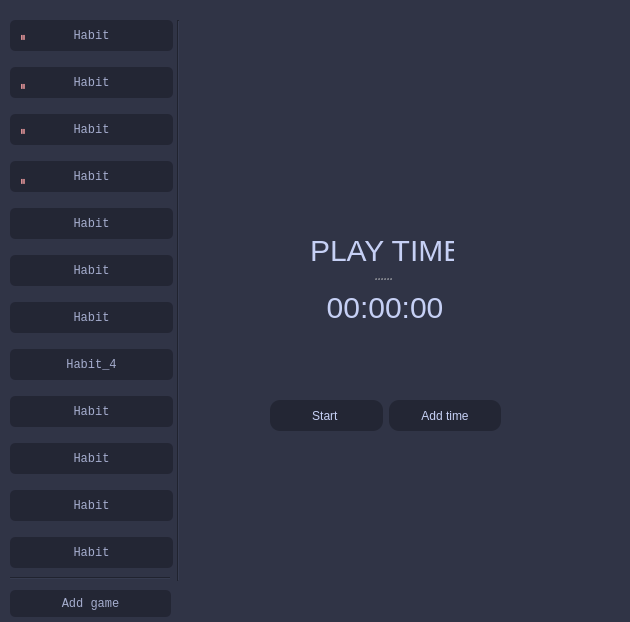
Old version of the form mainwind.ui in the repository gluoniuum/TimeInRep.
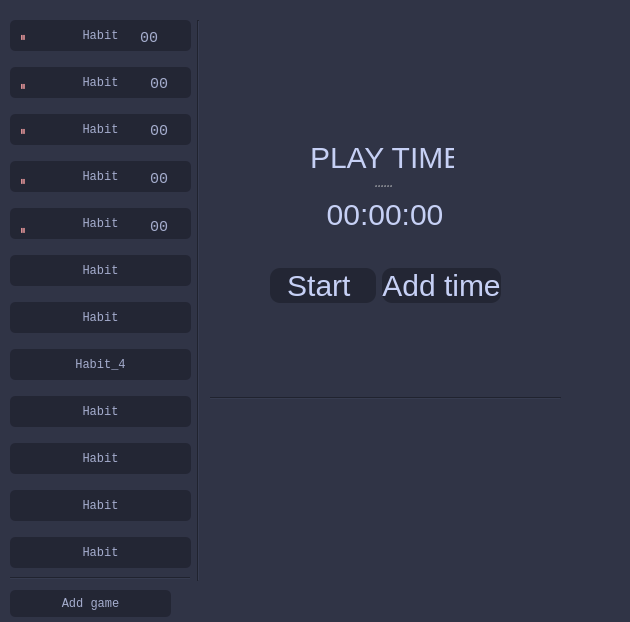
New version of the form.

Commit message: super big push

```diff
--- a/mainwind.ui
+++ b/mainwind.ui
@@ -75,46 +75,11 @@
      <property name="frameShadow">
       <enum>QFrame::Raised</enum>
      </property>
-     <widget class="QSplitter" name="splitter">
-      <property name="enabled">
-       <bool>false</bool>
-      </property>
-      <property name="geometry">
-       <rect>
-        <x>70</x>
-        <y>53</y>
-        <width>144</width>
-        <height>111</height>
-       </rect>
-      </property>
-      <property name="orientation">
-       <enum>Qt::Vertical</enum>
-      </property>
-      <widget class="QLabel" name="label">
-       <property name="styleSheet">
-        <string notr="true">color: #c6d0f5;
-font-size: 30px</string>
-       </property>
-       <property name="text">
-        <string>PLAY TIME</string>
-       </property>
-      </widget>
-      <widget class="QLabel" name="label_2">
-       <property name="styleSheet">
-        <string notr="true">color: #c6d0f5;
-font-size: 30px</string>
-       </property>
-       <property name="text">
-        <string>  00:00:00</string>
-       </property>
-      </widget>
-     </widget>
-    </widget>
     <widget class="QWidget" name="layoutWidget">
      <property name="geometry">
       <rect>
-       <x>260</x>
-       <y>380</y>
+        <x>30</x>
+        <y>80</y>
        <width>231</width>
        <height>71</height>
       </rect>
@@ -182,12 +147,13 @@
       </item>
      </layout>
     </widget>
+    </widget>
     <widget class="Line" name="line">
      <property name="geometry">
       <rect>
        <x>0</x>
        <y>570</y>
-       <width>171</width>
+       <width>191</width>
        <height>16</height>
       </rect>
      </property>
@@ -198,7 +164,7 @@
     <widget class="Line" name="line_2">
      <property name="geometry">
       <rect>
-       <x>160</x>
+       <x>180</x>
        <y>20</y>
        <width>16</width>
        <height>561</height>
@@ -213,7 +179,7 @@
       <rect>
        <x>0</x>
        <y>20</y>
-       <width>163</width>
+       <width>181</width>
        <height>31</height>
       </rect>
      </property>
@@ -225,7 +191,7 @@
        <enum>QLayout::SetMinimumSize</enum>
       </property>
       <item>
-       <widget class="QPushButton" name="pushButton_9">
+       <widget class="QPushButton" name="habit">
         <property name="minimumSize">
          <size>
           <width>161</width>
@@ -244,7 +210,7 @@
        </widget>
       </item>
       <item>
-       <widget class="QPushButton" name="pushButton_10">
+       <widget class="QPushButton" name="habit_2">
         <property name="minimumSize">
          <size>
           <width>161</width>
@@ -263,7 +229,7 @@
        </widget>
       </item>
       <item>
-       <widget class="QPushButton" name="pushButton_11">
+       <widget class="QPushButton" name="habit_3">
         <property name="minimumSize">
          <size>
           <width>161</width>
@@ -282,7 +248,7 @@
        </widget>
       </item>
       <item>
-       <widget class="QPushButton" name="pushButton_12">
+       <widget class="QPushButton" name="habit_4">
         <property name="minimumSize">
          <size>
           <width>161</width>
@@ -301,7 +267,7 @@
        </widget>
       </item>
       <item>
-       <widget class="QPushButton" name="pushButton_13">
+       <widget class="QPushButton" name="habit_5">
         <property name="minimumSize">
          <size>
           <width>161</width>
@@ -320,7 +286,7 @@
        </widget>
       </item>
       <item>
-       <widget class="QPushButton" name="pushButton_2">
+       <widget class="QPushButton" name="habit_6">
         <property name="minimumSize">
          <size>
           <width>161</width>
@@ -339,7 +305,7 @@
        </widget>
       </item>
       <item>
-       <widget class="QPushButton" name="pushButton_3">
+       <widget class="QPushButton" name="habit_7">
         <property name="minimumSize">
          <size>
           <width>161</width>
@@ -358,7 +324,7 @@
        </widget>
       </item>
       <item>
-       <widget class="QPushButton" name="pushButton_4">
+       <widget class="QPushButton" name="habit_8">
         <property name="minimumSize">
          <size>
           <width>161</width>
@@ -377,7 +343,7 @@
        </widget>
       </item>
       <item>
-       <widget class="QPushButton" name="pushButton_5">
+       <widget class="QPushButton" name="habit_9">
         <property name="minimumSize">
          <size>
           <width>161</width>
@@ -396,7 +362,7 @@
        </widget>
       </item>
       <item>
-       <widget class="QPushButton" name="pushButton_8">
+       <widget class="QPushButton" name="habit_10">
         <property name="minimumSize">
          <size>
           <width>161</width>
@@ -415,7 +381,7 @@
        </widget>
       </item>
       <item>
-       <widget class="QPushButton" name="pushButton_6">
+       <widget class="QPushButton" name="habit_11">
         <property name="minimumSize">
          <size>
           <width>161</width>
@@ -434,7 +400,7 @@
        </widget>
       </item>
       <item>
-       <widget class="QPushButton" name="pushButton_7">
+       <widget class="QPushButton" name="habit_12">
         <property name="minimumSize">
          <size>
           <width>161</width>
@@ -454,7 +420,7 @@
       </item>
      </layout>
     </widget>
-    <widget class="QLabel" name="label_3">
+    <widget class="QLabel" name="statusOn_1">
      <property name="geometry">
       <rect>
        <x>10</x>
@@ -471,7 +437,7 @@
       <string>⏸️</string>
      </property>
     </widget>
-    <widget class="QLabel" name="label_4">
+    <widget class="QLabel" name="statusOn_3">
      <property name="geometry">
       <rect>
        <x>10</x>
@@ -488,7 +454,7 @@
       <string>⏸️</string>
      </property>
     </widget>
-    <widget class="QLabel" name="label_5">
+    <widget class="QLabel" name="statusOn_4">
      <property name="geometry">
       <rect>
        <x>10</x>
@@ -505,7 +471,7 @@
       <string>⏸️</string>
      </property>
     </widget>
-    <widget class="QLabel" name="label_6">
+    <widget class="QLabel" name="statusOn_2">
      <property name="geometry">
       <rect>
        <x>10</x>
@@ -522,6 +488,175 @@
       <string>⏸️</string>
      </property>
     </widget>
+    <widget class="QLabel" name="statusOn_5">
+     <property name="geometry">
+      <rect>
+       <x>10</x>
+       <y>219</y>
+       <width>10</width>
+       <height>20</height>
+      </rect>
+     </property>
+     <property name="styleSheet">
+      <string notr="true">color: #ea999c;
+background-color: #232634;</string>
+     </property>
+     <property name="text">
+      <string>⏸️</string>
+     </property>
+    </widget>
+    <widget class="QSplitter" name="splitter">
+     <property name="enabled">
+      <bool>false</bool>
+     </property>
+     <property name="geometry">
+      <rect>
+       <x>300</x>
+       <y>130</y>
+       <width>144</width>
+       <height>111</height>
+      </rect>
+     </property>
+     <property name="orientation">
+      <enum>Qt::Vertical</enum>
+     </property>
+     <widget class="QLabel" name="playTime">
+      <property name="styleSheet">
+       <string notr="true">color: #c6d0f5;
+font-size: 30px</string>
+      </property>
+      <property name="text">
+       <string>PLAY TIME</string>
+      </property>
+     </widget>
+     <widget class="QLabel" name="timeLabel">
+      <property name="styleSheet">
+       <string notr="true">color: #c6d0f5;
+font-size: 30px</string>
+      </property>
+      <property name="text">
+       <string>  00:00:00</string>
+      </property>
+     </widget>
+    </widget>
+    <widget class="Line" name="line_3">
+     <property name="geometry">
+      <rect>
+       <x>200</x>
+       <y>390</y>
+       <width>351</width>
+       <height>16</height>
+      </rect>
+     </property>
+     <property name="orientation">
+      <enum>Qt::Horizontal</enum>
+     </property>
+    </widget>
+    <widget class="QLabel" name="timeLabel_2">
+     <property name="geometry">
+      <rect>
+       <x>130</x>
+       <y>27</y>
+       <width>51</width>
+       <height>21</height>
+      </rect>
+     </property>
+     <property name="styleSheet">
+      <string notr="true">
+font-size: 15px;
+color: #a5adce;
+font-family: Liberation Mono;
+background-color: #232634;
+border-radius: 5%;</string>
+     </property>
+     <property name="text">
+      <string>00</string>
+     </property>
+    </widget>
+    <widget class="QLabel" name="timeLabel_3">
+     <property name="geometry">
+      <rect>
+       <x>140</x>
+       <y>73</y>
+       <width>21</width>
+       <height>21</height>
+      </rect>
+     </property>
+     <property name="styleSheet">
+      <string notr="true">
+font-size: 15px;
+color: #a5adce;
+font-family: Liberation Mono;
+background-color: #232634;
+border-radius: 5%;</string>
+     </property>
+     <property name="text">
+      <string>00</string>
+     </property>
+    </widget>
+    <widget class="QLabel" name="timeLabel_4">
+     <property name="geometry">
+      <rect>
+       <x>140</x>
+       <y>120</y>
+       <width>21</width>
+       <height>21</height>
+      </rect>
+     </property>
+     <property name="styleSheet">
+      <string notr="true">
+font-size: 15px;
+color: #a5adce;
+font-family: Liberation Mono;
+background-color: #232634;
+border-radius: 5%;</string>
+     </property>
+     <property name="text">
+      <string>00</string>
+     </property>
+    </widget>
+    <widget class="QLabel" name="timeLabel_5">
+     <property name="geometry">
+      <rect>
+       <x>140</x>
+       <y>168</y>
+       <width>20</width>
+       <height>21</height>
+      </rect>
+     </property>
+     <property name="styleSheet">
+      <string notr="true">
+font-size: 15px;
+color: #a5adce;
+font-family: Liberation Mono;
+background-color: #232634;
+border-radius: 5%;</string>
+     </property>
+     <property name="text">
+      <string>00</string>
+     </property>
+    </widget>
+    <widget class="QLabel" name="timeLabel_6">
+     <property name="geometry">
+      <rect>
+       <x>140</x>
+       <y>216</y>
+       <width>20</width>
+       <height>21</height>
+      </rect>
+     </property>
+     <property name="styleSheet">
+      <string notr="true">
+font-size: 15px;
+color: #a5adce;
+font-family: Liberation Mono;
+background-color: #232634;
+border-radius: 5%;</string>
+     </property>
+     <property name="text">
+      <string>00</string>
+     </property>
+    </widget>
    </widget>
    <widget class="QPushButton" name="pushButton">
     <property name="geometry">
```
Lines whose indentation alone changed are shown as unchanged. The commit also changes 1 other file.
